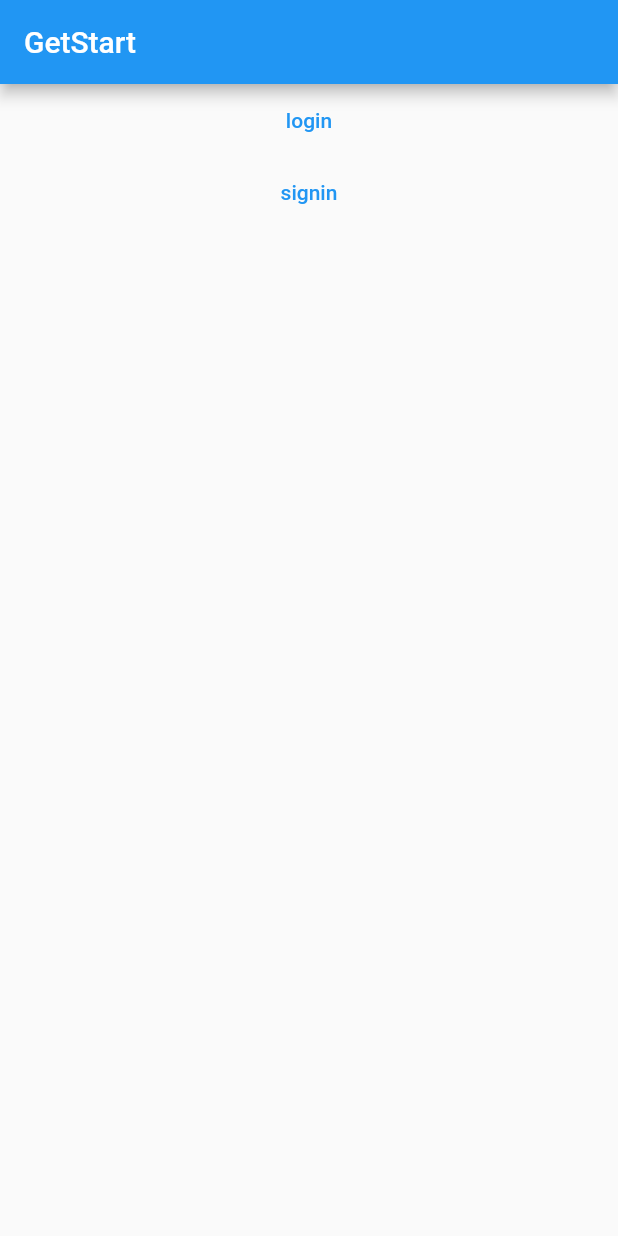
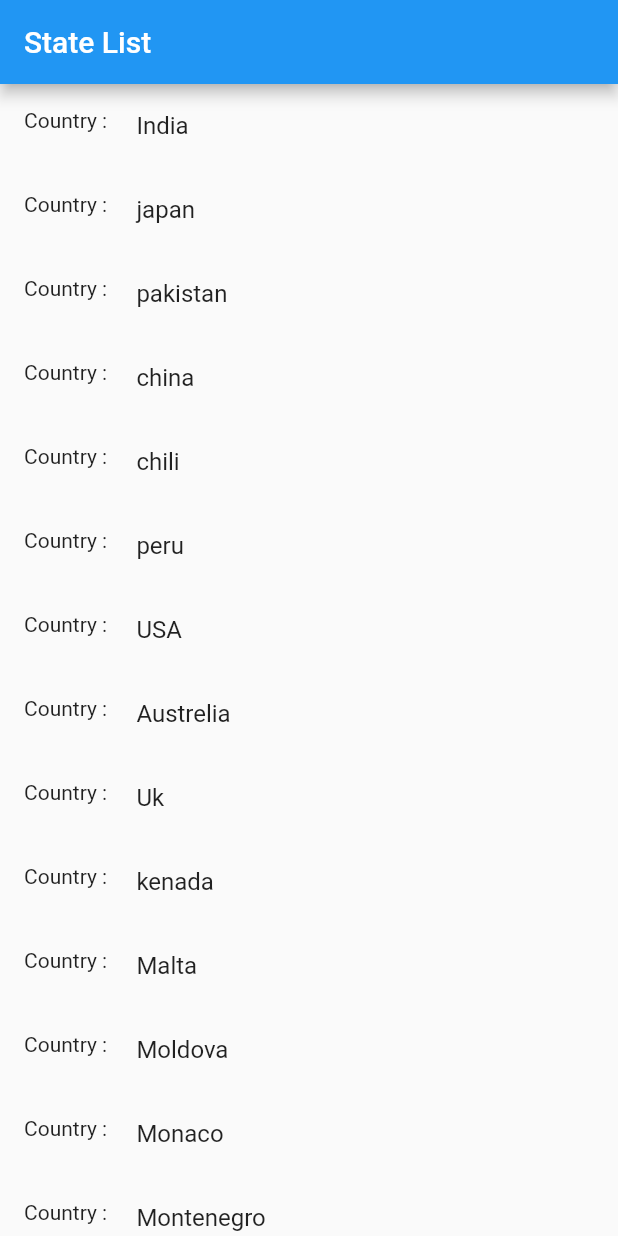
Before and after one commit to swathipabboju/flutteranddarttask, a Flutter app: the screen it shows after launch, on a phone screen of 412 x 824 dp. Run offline on Flutter 3.47's test engine with Material 2 defaults, Android fonts, the phone set to English and light mode, and no system bars.

Commit message:
listview task

```diff
--- /dev/null
+++ b/lib/LlistviewPage.dart
@@ -0,0 +1,74 @@
+import 'package:flutter/material.dart';
+import 'package:flutter/src/widgets/container.dart';
+import 'package:flutter/src/widgets/framework.dart';
+
+class listviewPage extends StatefulWidget {
+  const listviewPage({super.key});
+
+  @override
+  State<listviewPage> createState() => _listviewPageState();
+}
+
+class _listviewPageState extends State<listviewPage> {
+  List<String> statelist=["India","japan","pakistan","china","chili","peru","USA","Austrelia","Uk","kenada",'Malta', 'Moldova', 'Monaco', 'Montenegro',
+        'Netherlands', 'Norway', 'Poland', 'Portugal', 'Romania', 'Russia',
+        'San Marino', 'Serbia', 'Slovakia', 'Slovenia', 'Spain', 'Sweden',
+        'Switzerland', 'Turkey', 'Ukraine', 'United Kingdom', 'Vatican City'
+  ];
+  @override
+  Widget build(BuildContext context) {
+    return Scaffold(
+      appBar: AppBar(
+        title: Text("State List")
+        ),
+
+
+        body: ListView.builder(
+
+          itemCount: statelist.length,
+
+          itemBuilder: (context, index) {
+            final state=statelist[index];
+
+          return GestureDetector(
+            onTap: (() {
+              showAlert(state);
+            }),
+            child: ListTile(
+          leading: Text("Country : "),
+          title:Text(statelist[index]),
+          ),
+          );
+        }
+
+
+        )
+
+
+
+        );
+  }
+
+  void showAlert(String message, {String text = ""}) {
+    showDialog(
+        context: context,
+        builder: (BuildContext context) {
+          return AlertDialog(
+            title: Text(message + text),
+            actions: [
+              TextButton(
+                onPressed: () {
+                  // print("button Action");
+                  Navigator.pop(context);
+                },
+                child: Text("ok"),
+                //style: ButtonStyle(backgroundColor:),
+              )
+            ],
+
+          );
+        }
+    );//showDialog
+  }
+
+}
--- a/lib/main.dart
+++ b/lib/main.dart
@@ -1,6 +1,9 @@
 import 'package:flutter/material.dart';
+import 'package:navigation_project/LlistviewPage.dart';
 import 'package:navigation_project/getstartPage.dart';
 import 'package:navigation_project/loginPage.dart';
+//import 'package:navigation_project/routes/listview_page.dart';
+//import 'package:navigation_project/routes/listview_page1.dart';
 
 void main() {
   runApp(const MyApp());
@@ -11,6 +14,6 @@ class MyApp extends StatelessWidget {
 
   @override
   Widget build(BuildContext context) {
-    return MaterialApp(home: GetStart(),);
+    return MaterialApp(home: listviewPage(),);
   }
 }
--- a/lib/routes/app_pages.dart
+++ /dev/null
@@ -1,25 +0,0 @@
-import 'dart:js';
-
-import 'package:flutter/cupertino.dart';
-import 'package:navigation_project/getstartPage.dart';
-import 'package:navigation_project/loginPage.dart';
-import 'package:navigation_project/routes/app_routes.dart';
-import 'package:navigation_project/signupPage.dart';
-
-class AppPages{
-  static Map<String,WidgetBuilder> get routes{
-
-return{
-
-"/getstart":((context)=>GetStart()),
-  "/login":((context)=>login()),
-  "/signup":((context)=>SignUpPage())
-
-};
-
-
-
-
-    }
-
-  }
--- a/lib/routes/app_routes.dart
+++ /dev/null
@@ -1,7 +0,0 @@
-class AppRoutes{
-  AppRoutes._();
-  static const inital="/getstart";
-  static const String login="/login";
-  static const String signup="/signup";
-
-}
```
Also changed, not shown: 1 other file.
